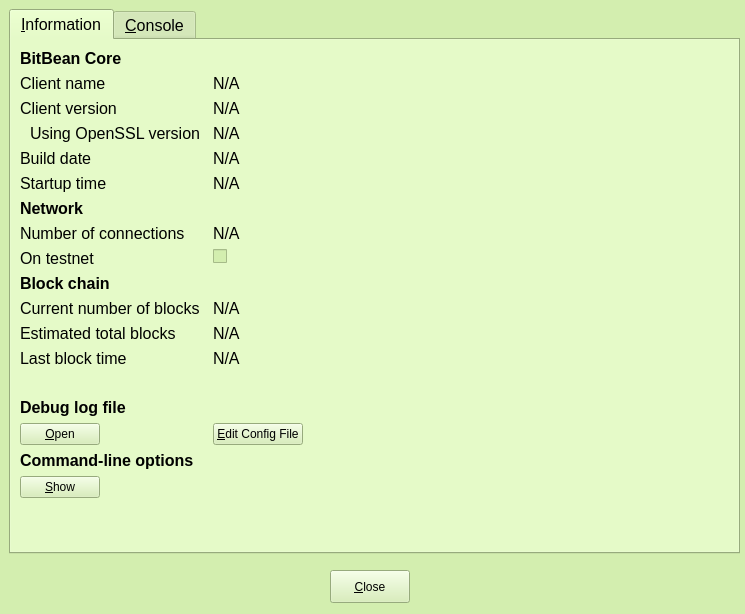
Above: src/qt/forms/rpcconsole.ui from nokat/bitbean before the change. Below: the same form after it.
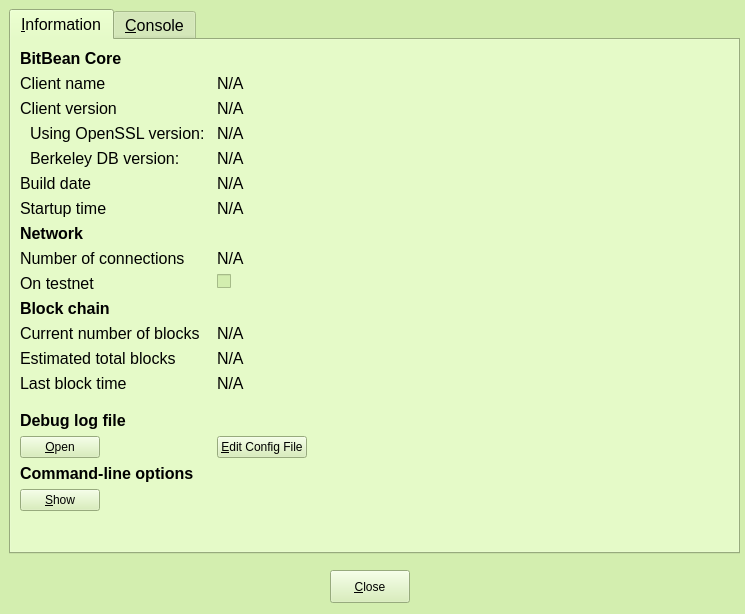
That is the form after the change. Icons and pictures are not drawn.

What changed in the file:
```diff
--- a/src/qt/forms/rpcconsole.ui
+++ b/src/qt/forms/rpcconsole.ui
@@ -291,7 +291,7 @@
      <item row="3" column="0">
       <widget class="QLabel" name="label_14">
        <property name="text">
-        <string>Using OpenSSL version</string>
+        <string>Using OpenSSL version:</string>
        </property>
        <property name="indent">
         <number>10</number>
@@ -314,14 +314,14 @@
        </property>
       </widget>
      </item>
-     <item row="4" column="0">
+     <item row="5" column="0">
       <widget class="QLabel" name="label_12">
        <property name="text">
         <string>Build date</string>
        </property>
       </widget>
      </item>
-     <item row="4" column="1">
+     <item row="5" column="1">
       <widget class="QLabel" name="buildDate">
        <property name="cursor">
         <cursorShape>IBeamCursor</cursorShape>
@@ -337,14 +337,14 @@
        </property>
       </widget>
      </item>
-     <item row="5" column="0">
+     <item row="6" column="0">
       <widget class="QLabel" name="label_13">
        <property name="text">
         <string>Startup time</string>
        </property>
       </widget>
      </item>
-     <item row="5" column="1">
+     <item row="6" column="1">
       <widget class="QLabel" name="startupTime">
        <property name="cursor">
         <cursorShape>IBeamCursor</cursorShape>
@@ -360,7 +360,7 @@
        </property>
       </widget>
      </item>
-     <item row="6" column="0">
+     <item row="7" column="0">
       <widget class="QLabel" name="label_11">
        <property name="font">
         <font>
@@ -373,14 +373,14 @@
        </property>
       </widget>
      </item>
-     <item row="7" column="0">
+     <item row="8" column="0">
       <widget class="QLabel" name="label_7">
        <property name="text">
         <string>Number of connections</string>
        </property>
       </widget>
      </item>
-     <item row="7" column="1">
+     <item row="8" column="1">
       <widget class="QLabel" name="numberOfConnections">
        <property name="cursor">
         <cursorShape>IBeamCursor</cursorShape>
@@ -396,14 +396,14 @@
        </property>
       </widget>
      </item>
-     <item row="8" column="0">
+     <item row="9" column="0">
       <widget class="QLabel" name="label_8">
        <property name="text">
         <string>On testnet</string>
        </property>
       </widget>
      </item>
-     <item row="8" column="1">
+     <item row="9" column="1">
       <widget class="QCheckBox" name="isTestNet">
        <property name="enabled">
         <bool>false</bool>
@@ -413,7 +413,7 @@
        </property>
       </widget>
      </item>
-     <item row="9" column="0">
+     <item row="10" column="0">
       <widget class="QLabel" name="label_10">
        <property name="font">
         <font>
@@ -426,14 +426,14 @@
        </property>
       </widget>
      </item>
-     <item row="10" column="0">
+     <item row="11" column="0">
       <widget class="QLabel" name="label_3">
        <property name="text">
         <string>Current number of blocks</string>
        </property>
       </widget>
      </item>
-     <item row="10" column="1">
+     <item row="11" column="1">
       <widget class="QLabel" name="numberOfBlocks">
        <property name="cursor">
         <cursorShape>IBeamCursor</cursorShape>
@@ -449,14 +449,14 @@
        </property>
       </widget>
      </item>
-     <item row="11" column="0">
+     <item row="12" column="0">
       <widget class="QLabel" name="label_4">
        <property name="text">
         <string>Estimated total blocks</string>
        </property>
       </widget>
      </item>
-     <item row="11" column="1">
+     <item row="12" column="1">
       <widget class="QLabel" name="totalBlocks">
        <property name="cursor">
         <cursorShape>IBeamCursor</cursorShape>
@@ -472,14 +472,14 @@
        </property>
       </widget>
      </item>
-     <item row="12" column="0">
+     <item row="13" column="0">
       <widget class="QLabel" name="label_2">
        <property name="text">
         <string>Last block time</string>
        </property>
       </widget>
      </item>
-     <item row="12" column="1">
+     <item row="13" column="1">
       <widget class="QLabel" name="lastBlockTime">
        <property name="cursor">
         <cursorShape>IBeamCursor</cursorShape>
@@ -495,7 +495,7 @@
        </property>
       </widget>
      </item>
-     <item row="13" column="0">
+     <item row="14" column="0">
       <spacer name="verticalSpacer_2">
        <property name="orientation">
         <enum>Qt::Vertical</enum>
@@ -508,7 +508,7 @@
        </property>
       </spacer>
      </item>
-     <item row="14" column="0">
+     <item row="15" column="0">
       <widget class="QLabel" name="labelDebugLogfile">
        <property name="font">
         <font>
@@ -521,7 +521,7 @@
        </property>
       </widget>
      </item>
-     <item row="15" column="0">
+     <item row="16" column="0">
       <widget class="QPushButton" name="openDebugLogfileButton">
        <property name="sizePolicy">
         <sizepolicy hsizetype="Fixed" vsizetype="Fixed">
@@ -550,7 +550,7 @@
        </property>
       </widget>
      </item>
-     <item row="15" column="1">
+     <item row="16" column="1">
       <widget class="QPushButton" name="openConfigfileButton">
        <property name="sizePolicy">
         <sizepolicy hsizetype="Fixed" vsizetype="Fixed">
@@ -579,7 +579,7 @@
        </property>
       </widget>
      </item>
-     <item row="16" column="0">
+     <item row="17" column="0">
       <widget class="QLabel" name="labelCLOptions">
        <property name="font">
         <font>
@@ -592,7 +592,7 @@
        </property>
       </widget>
      </item>
-     <item row="17" column="0">
+     <item row="18" column="0">
       <widget class="QPushButton" name="showCLOptionsButton">
        <property name="sizePolicy">
         <sizepolicy hsizetype="Fixed" vsizetype="Fixed">
@@ -621,7 +621,7 @@
        </property>
       </widget>
      </item>
-     <item row="18" column="0">
+     <item row="19" column="0">
       <spacer name="verticalSpacer">
        <property name="orientation">
         <enum>Qt::Vertical</enum>
@@ -634,6 +634,29 @@
        </property>
       </spacer>
      </item>
+     <item row="4" column="0">
+      <widget class="QLabel" name="label_15">
+       <property name="text">
+        <string>Berkeley DB version:</string>
+       </property>
+       <property name="indent">
+        <number>10</number>
+       </property>
+      </widget>
+     </item>
+     <item row="4" column="1">
+      <widget class="QLabel" name="berkeleyDBVersion">
+       <property name="cursor">
+        <cursorShape>IBeamCursor</cursorShape>
+       </property>
+       <property name="text">
+        <string>N/A</string>
+       </property>
+       <property name="textFormat">
+        <enum>Qt::PlainText</enum>
+       </property>
+      </widget>
+     </item>
     </layout>
    </widget>
    <widget class="QWidget" name="tab_console">
```
